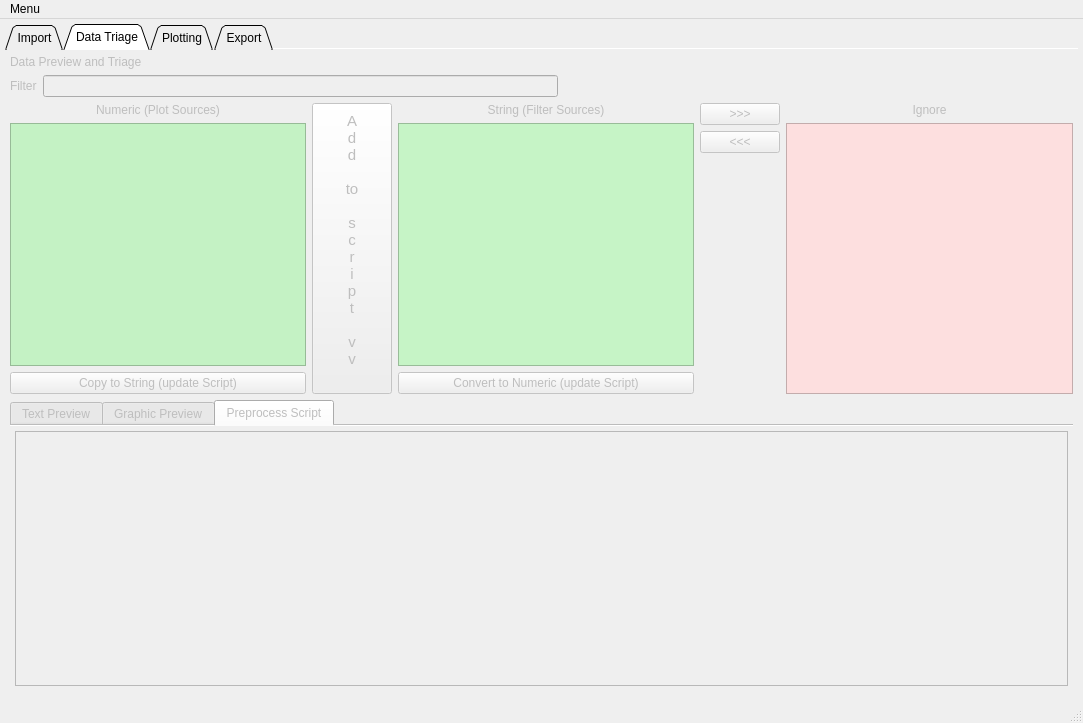
First picture: the form in form.ui, repository kevinanewman/colliderscope2024, before the edit.
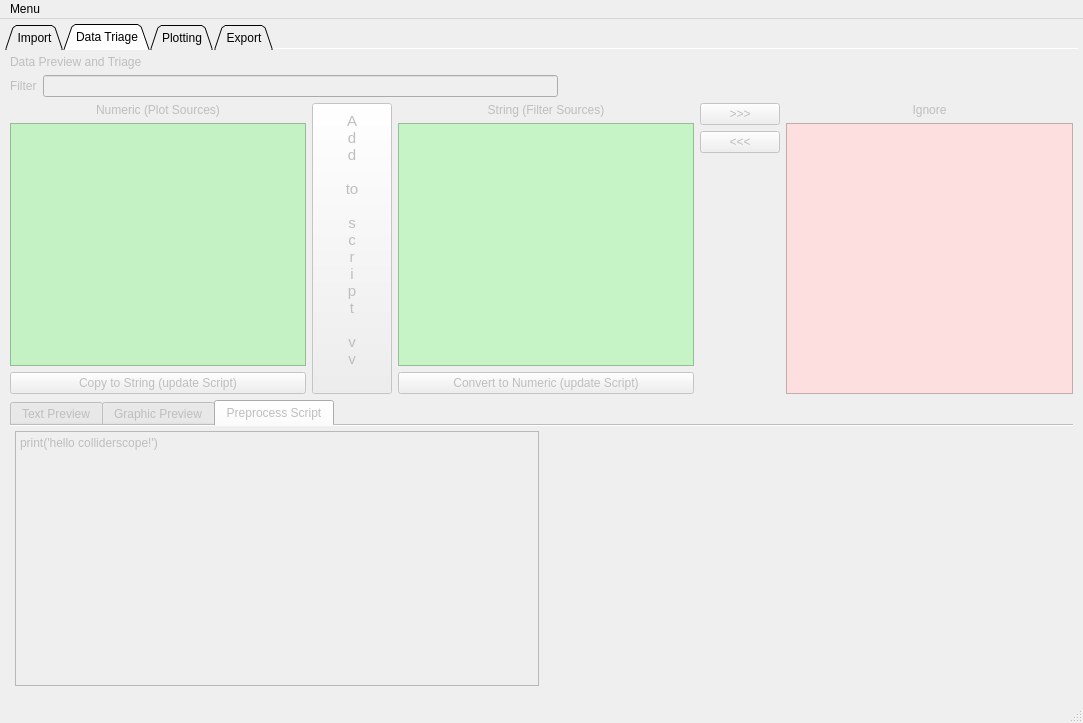
Second picture: the form after the edit. The open tabs and pages were chosen to show the change. Custom widgets are drawn as their Qt base class.

Commit message: initial attempt to add user scripting!

What changed in the file:
```diff
--- a/form.ui
+++ b/form.ui
@@ -1178,7 +1178,21 @@
              <number>5</number>
             </property>
             <item>
-             <widget class="QTextEdit" name="script_preview_textEdit"/>
+             <widget class="QPlainTextEdit" name="script_preview_plainTextEdit">
+              <property name="plainText">
+               <string>print('hello colliderscope!')</string>
+              </property>
+             </widget>
+            </item>
+            <item>
+             <widget class="ConsoleWidget" name="script_preview_consoleWidget" native="true">
+              <property name="sizePolicy">
+               <sizepolicy hsizetype="MinimumExpanding" vsizetype="Preferred">
+                <horstretch>0</horstretch>
+                <verstretch>0</verstretch>
+               </sizepolicy>
+              </property>
+             </widget>
             </item>
            </layout>
           </widget>
@@ -1251,6 +1265,12 @@
    <extends>QGraphicsView</extends>
    <header>pyqtgraph</header>
   </customwidget>
+  <customwidget>
+   <class>ConsoleWidget</class>
+   <extends>QWidget</extends>
+   <header>pyqtgraph.console</header>
+   <container>1</container>
+  </customwidget>
  </customwidgets>
  <resources/>
  <connections>
```
Left out of the diff: 2 changed lines with no effect on the pictures. The commit also changes 2 other files.
